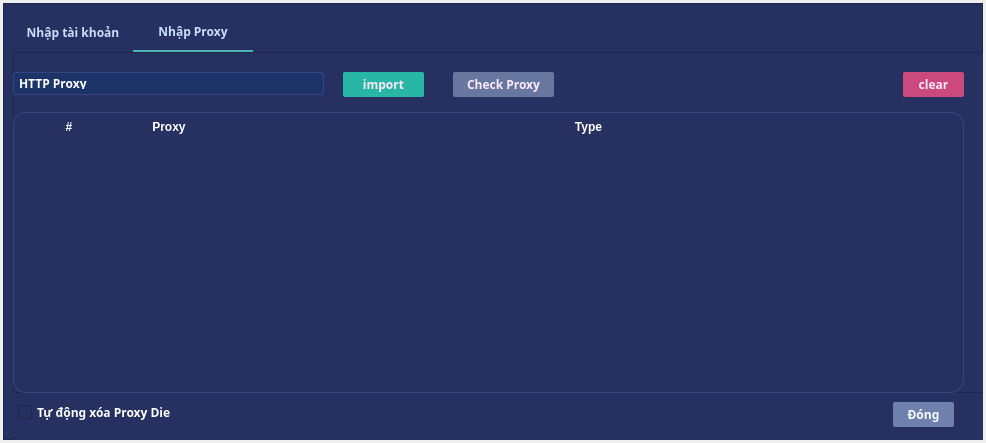
Qt form theme/tabwidget.ui (im-dlam/PyQt5.AppManageMMO) before a commit.
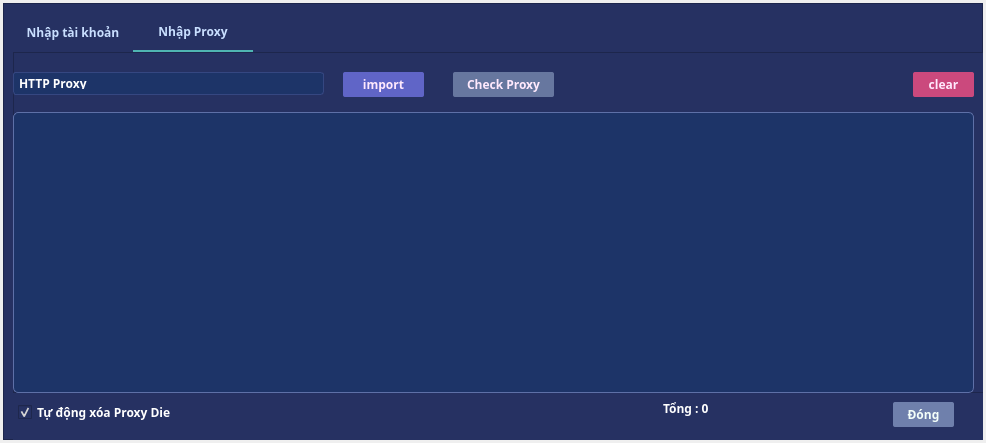
The same form after that commit. The open tabs and pages were chosen to show the change. Icons and pictures are not drawn.

Commit message: proxy auto , auto load config

Diff of the .ui file:
```diff
--- a/theme/tabwidget.ui
+++ b/theme/tabwidget.ui
@@ -1276,7 +1276,7 @@
 QPushButton{
 border:none;
 border-radius:2px;
-background-color: #29b7a5;
+background-color:#6065c7;
 color: rgb(255, 233, 253);
 }
 QPushButton:hover{
@@ -1293,7 +1293,7 @@
          <widget class="QPushButton" name="item_ClearProxy">
           <property name="geometry">
            <rect>
-            <x>890</x>
+            <x>900</x>
             <y>20</y>
             <width>61</width>
             <height>25</height>
@@ -1368,153 +1368,70 @@
            <string>Check Proxy</string>
           </property>
          </widget>
-         <widget class="QTableWidget" name="tableWidget">
+         <widget class="QPlainTextEdit" name="plain_Proxy">
           <property name="geometry">
            <rect>
             <x>0</x>
             <y>60</y>
-            <width>951</width>
+            <width>961</width>
             <height>281</height>
            </rect>
           </property>
+          <property name="minimumSize">
+           <size>
+            <width>0</width>
+            <height>0</height>
+           </size>
+          </property>
+          <property name="maximumSize">
+           <size>
+            <width>16777215</width>
+            <height>16777215</height>
+           </size>
+          </property>
+          <property name="font">
+           <font>
+            <family>MesloLGSDZ Nerd Font</family>
+            <pointsize>10</pointsize>
+           </font>
+          </property>
           <property name="styleSheet">
            <string notr="true">
-QTableWidget {
-                border-radius: 13px;
-                border: 0.5px solid  #354781;
-                padding: 5px;
-	            background-color: rgb(38, 49, 98);
-                margin: px; /* Adjust thebackground-color: rgb(225, 224, 255);  margin if necessary */
-				
-				color: rgb(255, 255, 255);
-            }
- QHeaderView::section {
-                border: 0.5px solid gray;
-	            background-color: rgb(38, 49, 98);
-				border:none;	
-				font-weight: bold;
-	            color: rgb(255, 255, 255);
-
-            }
-    QToolButton {
-                background-color: transparent;
-                border: none;
-            }
-            QToolButton::menu-indicator {
-                image: none;
-            }
- QTableWidget::selected {
-                padding: 5px;
-				border: 5px;
-            }
- QTableWidget::item :selec{
-                padding: 5px;
-				border: 5px;
-            }
-
-  QScrollBar:horizontal {
-                border: none;
-               background-color: rgb(150, 173, 232);
-                height: 5px;
-                margin: 0px 0px 0 0px;
-                border-radius: 5px;
-            }
-            QScrollBar:horizontal {
-                border: none;
-			background-color: rgb(150, 173, 232);
-
-                height: 3px;
-                margin: 0px 0px 0 0px;
-                border-radius: 5px;
-            }
-            QScrollBar::handle:horizontal {
-				 background-color: rgb(105, 122, 163);
-			   
-                min-width: 2px;
-                border-radius: 5px;
-            }
-            QScrollBar::add-line:horizontal {
-                border: none;
-                width: 0px;
-                background-color: none;
-            }
-            QScrollBar::sub-line:horizontal {
-                border: none;
-                background: none;
-                width: 0px;
-            }
-            QScrollBar::up-arrow:horizontal, QScrollBar::down-arrow:horizontal {
-                background: none;
-            }
-            QScrollBar::add-page:horizontal, QScrollBar::sub-page:horizontal {
-                background: none;
-            }
-            QScrollBar:vertical {
-                border: none;
-				background-color: rgb(105, 122, 163);
-
-                width: 3px;
-                margin: 0px 0 0px 0;
-                border-radius: 5px;
-            }
-            QScrollBar::handle:vertical {
-                background-color: rgb(150, 173, 232);
-                min-height: 5px;
-                border-radius: 5px;
-            }
-            QScrollBar::add-line:vertical {
-                border: none;
-                background: none;
-                height: 0px;
-            }
-            QScrollBar::sub-line:vertical {
-                border: none;
-                background: none;
-                height: 0px;
-            }
-            QScrollBar::up-arrow:vertical, QScrollBar::down-arrow:vertical {
-                background: none;
-            }
-            QScrollBar::add-page:vertical, QScrollBar::sub-page:vertical {
-                background: none;
-            }</string>
+QPlainTextEdit{
+background-color:rgba(29,52,104,255);
+color: rgb(255, 255, 255);
+border-radius:5px;
+padding:5px;
+border:1px solid  #5e70a7;
+}
+QPlainTextEdit:hover{
+color: rgb(255, 255, 255);
+border-radius:5px;
+border:1px solid  #415485;
+}
+QFrame{
+border-radius:5px;
+}
+</string>
           </property>
-          <property name="gridStyle">
-           <enum>Qt::DotLine</enum>
+          <property name="tabChangesFocus">
+           <bool>true</bool>
           </property>
-          <property name="rowCount">
-           <number>0</number>
+          <property name="lineWrapMode">
+           <enum>QPlainTextEdit::NoWrap</enum>
           </property>
-          <attribute name="horizontalHeaderCascadingSectionResizes">
-           <bool>true</bool>
-          </attribute>
-          <attribute name="horizontalHeaderShowSortIndicator" stdset="0">
-           <bool>true</bool>
-          </attribute>
-          <attribute name="horizontalHeaderStretchLastSection">
-           <bool>true</bool>
-          </attribute>
-          <attribute name="verticalHeaderVisible">
+          <property name="plainText">
+           <string/>
+          </property>
+          <property name="backgroundVisible">
            <bool>false</bool>
-          </attribute>
-          <attribute name="verticalHeaderCascadingSectionResizes">
-           <bool>false</bool>
-          </attribute>
-          <column>
-           <property name="text">
-            <string>#</string>
-           </property>
-          </column>
-          <column>
-           <property name="text">
-            <string>Proxy</string>
-           </property>
-          </column>
-          <column>
-           <property name="text">
-            <string>Type</string>
-           </property>
-          </column>
+          </property>
+          <property name="centerOnScroll">
+           <bool>true</bool>
+          </property>
+          <property name="placeholderText">
+           <string>Nhập Proxy</string>
+          </property>
          </widget>
         </widget>
         <widget class="QPushButton" name="item_closeProxy">
@@ -1576,6 +1493,32 @@
          </property>
          <property name="text">
           <string>Tự động xóa Proxy Die</string>
+         </property>
+         <property name="checked">
+          <bool>true</bool>
+         </property>
+        </widget>
+        <widget class="QLabel" name="label_5">
+         <property name="geometry">
+          <rect>
+           <x>650</x>
+           <y>346</y>
+           <width>101</width>
+           <height>20</height>
+          </rect>
+         </property>
+         <property name="font">
+          <font>
+           <family>MesloLGLDZ Nerd Font</family>
+           <weight>75</weight>
+           <bold>true</bold>
+          </font>
+         </property>
+         <property name="styleSheet">
+          <string notr="true">color: rgb(255, 255, 255);</string>
+         </property>
+         <property name="text">
+          <string>Tổng : 0</string>
          </property>
         </widget>
        </widget>
```
Left out of the diff: 4 changed lines with no effect on the pictures. The commit also changes 39 other files.
